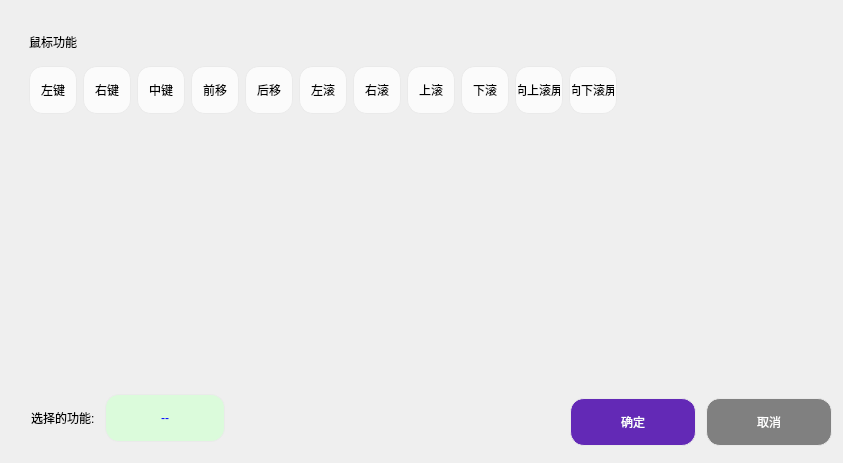
Qt form Module/DialogFNPicker.ui (wlffeng2008/AkkoStudio) before a commit.
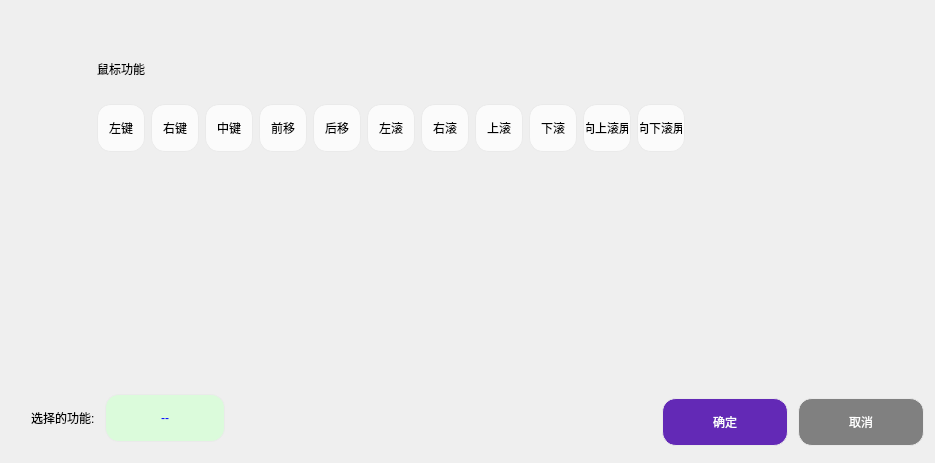
The same form after that commit. The open tabs and pages were chosen to show the change. Icons and pictures are not drawn.

What changed in the file:
```diff
--- a/Module/DialogFNPicker.ui
+++ b/Module/DialogFNPicker.ui
@@ -6,7 +6,7 @@
    <rect>
     <x>0</x>
     <y>0</y>
-    <width>843</width>
+    <width>935</width>
     <height>463</height>
    </rect>
   </property>
@@ -525,13 +525,13 @@
       </widget>
      </widget>
      <widget class="QWidget" name="page1">
-      <widget class="QWidget" name="">
+      <widget class="QWidget" name="layoutWidget">
        <property name="geometry">
         <rect>
-         <x>18</x>
-         <y>12</y>
+         <x>86</x>
+         <y>28</y>
          <width>753</width>
-         <height>91</height>
+         <height>113</height>
         </rect>
        </property>
        <layout class="QVBoxLayout" name="verticalLayout_2" stretch="0,1">
```
Left out of the diff: 14 changed lines with no effect on the pictures.
